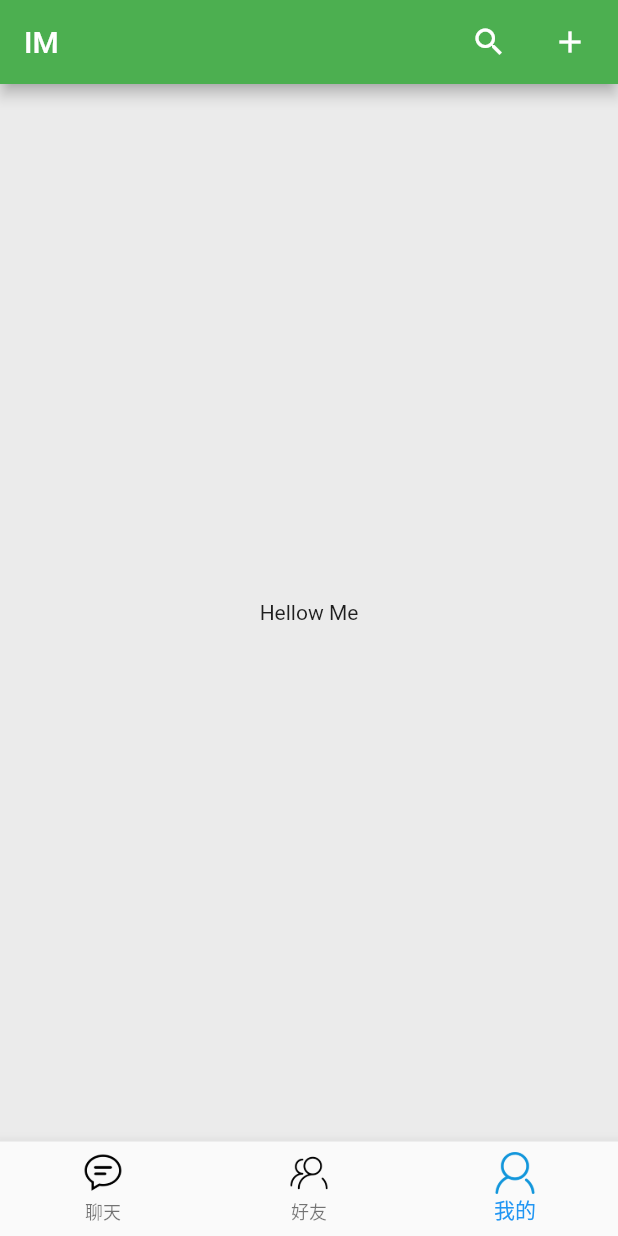
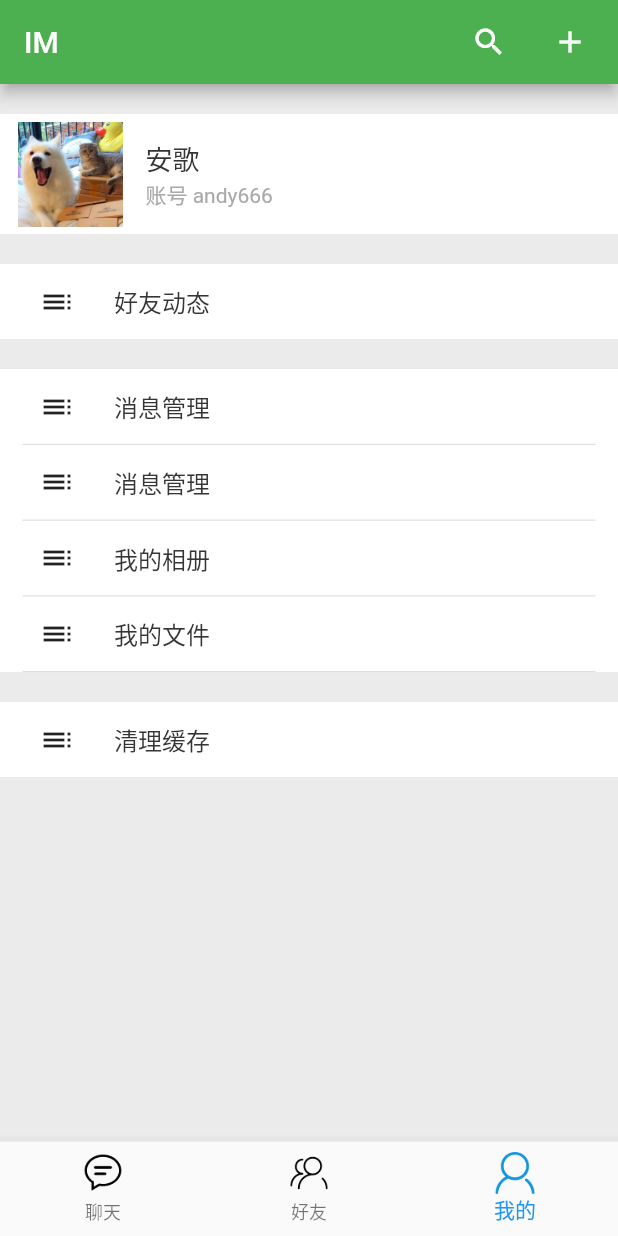
Before and after one commit to binjiayou66/LearningFlutter, a Flutter app: the screen it shows after launch, item 3 of the bottom bar chosen, on a phone screen of 412 x 824 dp. Run offline on Flutter 3.47's test engine with Material 2 defaults, Android fonts, the phone set to English and light mode, and no system bars; our stand-ins replace date_format, webview_flutter; network calls fail.

Commit message:
feat($wechat demo): finish

```diff
--- /dev/null
+++ b/Demos/flutter_wechat_simulation/lib/common/webview.dart
@@ -0,0 +1,35 @@
+import 'package:flutter/material.dart';
+import 'package:webview_flutter/webview_flutter.dart';
+
+class WebViewPage extends StatefulWidget {
+  final url;
+
+  WebViewPage({Key key, this.url}) : super(key: key);
+
+  _WebViewPageState createState() => _WebViewPageState(url);
+}
+
+class _WebViewPageState extends State<WebViewPage> {
+  final _key = UniqueKey();
+  var _url;
+
+  _WebViewPageState(this._url);
+
+  @override
+  Widget build(BuildContext context) {
+    return Scaffold(
+      appBar: AppBar(),
+      body: Column(
+        children: <Widget>[
+          Expanded(
+            child: WebView(
+              key: _key,
+              javascriptMode: JavascriptMode.unrestricted,
+              initialUrl: _url,
+            ),
+          )
+        ],
+      ),
+    );
+  }
+}
--- a/Demos/flutter_wechat_simulation/lib/main.dart
+++ b/Demos/flutter_wechat_simulation/lib/main.dart
@@ -1,5 +1,5 @@
 import 'package:flutter/material.dart';
-import 'package:webview_flutter/webview_flutter.dart';
+import './common/webview.dart';
 import 'app.dart';
 import 'loading.dart';
 import 'search.dart';
@@ -20,8 +20,8 @@ class MyApp extends StatelessWidget {
       ),
       routes: <String, WidgetBuilder>{
         'app': (BuildContext context) => App(),
-        '/friends': (BuildContext context) => WebView(
-              initialUrl: 'https://www.baidu.com',
+        '/friends': (BuildContext context) => WebViewPage(
+              url: 'https://www.baidu.com',
             ),
         'search': (BuildContext context) => Search(),
       },
--- a/Demos/flutter_wechat_simulation/lib/me/me.dart
+++ b/Demos/flutter_wechat_simulation/lib/me/me.dart
@@ -1,11 +1,114 @@
 import 'package:flutter/material.dart';
+import 'me_item.dart';
+import '../common/touch_callback.dart';
 
 class Me extends StatelessWidget {
   @override
   Widget build(BuildContext context) {
-    return Container(
-      child: Center(
-        child: Text('Hellow Me'),
+    return Scaffold(
+      body: ListView(
+        children: <Widget>[
+          Container(
+            margin: EdgeInsets.only(top: 20.0),
+            color: Colors.white,
+            height: 80.0,
+            child: TouchCallback(
+              child: Row(
+                crossAxisAlignment: CrossAxisAlignment.center,
+                children: <Widget>[
+                  Container(
+                    margin: EdgeInsets.only(left: 12.0, right: 15.0),
+                    child: Image.asset('assets/header01.jpg',
+                        width: 70.0, height: 70.0),
+                  ),
+                  Expanded(
+                    child: Column(
+                      mainAxisAlignment: MainAxisAlignment.center,
+                      crossAxisAlignment: CrossAxisAlignment.start,
+                      children: <Widget>[
+                        Text('安歌',
+                            style: TextStyle(
+                                fontSize: 18.0, color: Color(0xff353535))),
+                        Text('账号 andy666',
+                            style: TextStyle(
+                                fontSize: 14.0, color: Color(0xffa9a9a9)))
+                      ],
+                    ),
+                  ),
+                ],
+              ),
+              onPressed: () {},
+            ),
+          ),
+          Container(
+            margin: EdgeInsets.only(top: 20.0),
+            color: Colors.white,
+            child: MeItem(
+              title: '好友动态',
+              icon: Icon(Icons.toc),
+            ),
+          ),
+          Container(
+            margin: EdgeInsets.only(top: 20.0),
+            color: Colors.white,
+            child: Column(
+              children: <Widget>[
+                MeItem(
+                  title: '消息管理',
+                  icon: Icon(Icons.toc),
+                ),
+                Padding(
+                  padding: EdgeInsets.only(left: 15.0, right: 15.0),
+                  child: Divider(
+                    height: 0.5,
+                    color: Color(0xffd9d9d9),
+                  ),
+                ),
+                MeItem(
+                  title: '消息管理',
+                  icon: Icon(Icons.toc),
+                ),
+                Padding(
+                  padding: EdgeInsets.only(left: 15.0, right: 15.0),
+                  child: Divider(
+                    height: 0.5,
+                    color: Color(0xffd9d9d9),
+                  ),
+                ),
+                MeItem(
+                  title: '我的相册',
+                  icon: Icon(Icons.toc),
+                ),
+                Padding(
+                  padding: EdgeInsets.only(left: 15.0, right: 15.0),
+                  child: Divider(
+                    height: 0.5,
+                    color: Color(0xffd9d9d9),
+                  ),
+                ),
+                MeItem(
+                  title: '我的文件',
+                  icon: Icon(Icons.toc),
+                ),
+                Padding(
+                  padding: EdgeInsets.only(left: 15.0, right: 15.0),
+                  child: Divider(
+                    height: 0.5,
+                    color: Color(0xffd9d9d9),
+                  ),
+                ),
+              ],
+            ),
+          ),
+          Container(
+            margin: EdgeInsets.only(top: 20.0),
+            color: Colors.white,
+            child: MeItem(
+              title: '清理缓存',
+              icon: Icon(Icons.toc),
+            ),
+          ),
+        ],
       ),
     );
   }
--- /dev/null
+++ b/Demos/flutter_wechat_simulation/lib/me/me_item.dart
@@ -0,0 +1,42 @@
+import 'package:flutter/material.dart';
+import '../common/touch_callback.dart';
+
+class MeItem extends StatelessWidget {
+  final Icon icon;
+  final String title;
+
+  MeItem({@required this.icon, @required this.title});
+
+  @override
+  Widget build(BuildContext context) {
+    return TouchCallback(
+      onPressed: () {
+        switch (title) {
+          case '好友动态':
+            Navigator.pushNamed(context, '/friends');
+            break;
+          default:
+        }
+      },
+      child: Container(
+        height: 50.0,
+        child: Row(
+          children: <Widget>[
+            Container(
+              margin: EdgeInsets.only(left: 22.0, right: 22.0),
+              child: SizedBox(
+                width: 32.0,
+                height: 32.0,
+                child: icon,
+              ),
+            ),
+            Text(
+              title,
+              style: TextStyle(fontSize: 16.0, color: Color(0xff353535)),
+            ),
+          ],
+        ),
+      ),
+    );
+  }
+}
```
Also changed, not shown: 1 other file.
